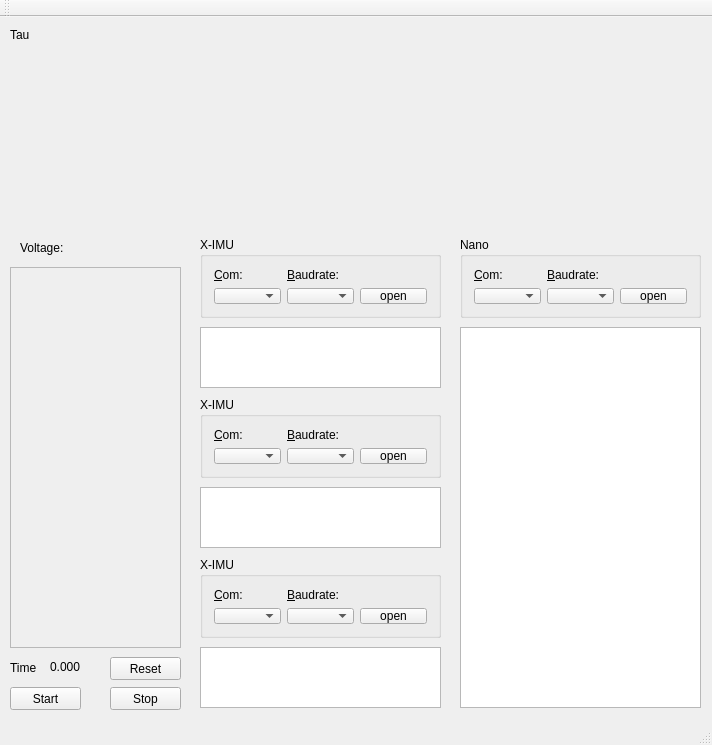
Qt form GUI/GUI.ui (cic12/exo_gui) before a commit.
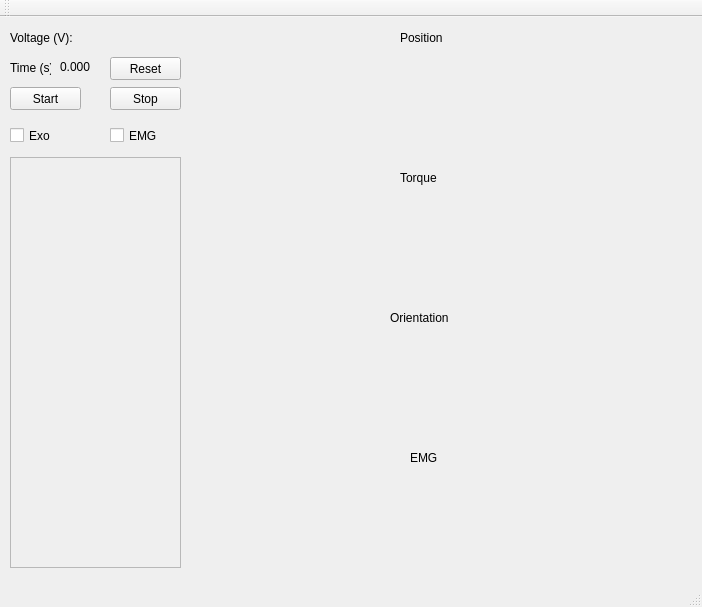
The same form after that commit. Custom widgets are drawn as their Qt base class.

```diff
--- a/GUI/GUI.ui
+++ b/GUI/GUI.ui
@@ -6,8 +6,8 @@
    <rect>
     <x>0</x>
     <y>0</y>
-    <width>712</width>
-    <height>745</height>
+    <width>702</width>
+    <height>607</height>
    </rect>
   </property>
   <property name="focusPolicy">
@@ -20,18 +20,31 @@
    <widget class="QCustomPlot" name="plot" native="true">
     <property name="geometry">
      <rect>
-      <x>10</x>
-      <y>30</y>
-      <width>691</width>
-      <height>181</height>
+      <x>190</x>
+      <y>10</y>
+      <width>501</width>
+      <height>121</height>
      </rect>
     </property>
+    <widget class="QLabel" name="label_21">
+     <property name="geometry">
+      <rect>
+       <x>210</x>
+       <y>0</y>
+       <width>61</width>
+       <height>21</height>
+      </rect>
+     </property>
+     <property name="text">
+      <string>Position</string>
+     </property>
+    </widget>
    </widget>
    <widget class="QPushButton" name="btn_start">
     <property name="geometry">
      <rect>
       <x>10</x>
-      <y>670</y>
+      <y>70</y>
       <width>71</width>
       <height>23</height>
      </rect>
@@ -44,7 +57,7 @@
     <property name="geometry">
      <rect>
       <x>110</x>
-      <y>670</y>
+      <y>70</y>
       <width>71</width>
       <height>23</height>
      </rect>
@@ -56,8 +69,8 @@
    <widget class="QLabel" name="label_3">
     <property name="geometry">
      <rect>
-      <x>50</x>
-      <y>640</y>
+      <x>60</x>
+      <y>40</y>
       <width>41</width>
       <height>20</height>
      </rect>
@@ -70,26 +83,13 @@
     <property name="geometry">
      <rect>
       <x>10</x>
-      <y>640</y>
+      <y>40</y>
       <width>41</width>
       <height>21</height>
      </rect>
     </property>
     <property name="text">
-     <string>Time</string>
-    </property>
-   </widget>
-   <widget class="QLabel" name="label_21">
-    <property name="geometry">
-     <rect>
-      <x>10</x>
-      <y>10</y>
-      <width>61</width>
-      <height>16</height>
-     </rect>
-    </property>
-    <property name="text">
-     <string>Tau</string>
+     <string>Time (s):</string>
     </property>
    </widget>
    <widget class="QPlainTextEdit" name="plainTextEdit">
@@ -99,9 +99,9 @@
     <property name="geometry">
      <rect>
       <x>10</x>
-      <y>250</y>
+      <y>140</y>
       <width>171</width>
-      <height>381</height>
+      <height>411</height>
      </rect>
     </property>
     <property name="readOnly">
@@ -115,7 +115,7 @@
     <property name="geometry">
      <rect>
       <x>110</x>
-      <y>640</y>
+      <y>40</y>
       <width>71</width>
       <height>23</height>
      </rect>
@@ -124,264 +124,124 @@
      <string>Reset</string>
     </property>
    </widget>
-   <widget class="QGroupBox" name="groupBoxBaudrates">
-    <property name="geometry">
-     <rect>
-      <x>200</x>
-      <y>220</y>
-      <width>241</width>
-      <height>81</height>
-     </rect>
-    </property>
-    <property name="title">
-     <string>X-IMU</string>
-    </property>
-    <layout class="QGridLayout" name="gridLayout">
-     <item row="0" column="0">
-      <widget class="QLabel" name="label">
-       <property name="text">
-        <string>&amp;Com:</string>
-       </property>
-       <property name="buddy">
-        <cstring>comboBoxPortNames</cstring>
-       </property>
-      </widget>
-     </item>
-     <item row="1" column="1">
-      <widget class="QComboBox" name="comboBoxBaudRates"/>
-     </item>
-     <item row="1" column="0">
-      <widget class="QComboBox" name="comboBoxPortNames"/>
-     </item>
-     <item row="0" column="1">
-      <widget class="QLabel" name="label_12">
-       <property name="text">
-        <string>&amp;Baudrate:</string>
-       </property>
-       <property name="buddy">
-        <cstring>comboBoxBaudRates</cstring>
-       </property>
-      </widget>
-     </item>
-     <item row="1" column="2">
-      <widget class="QPushButton" name="pushButtonOnOff">
-       <property name="text">
-        <string>open</string>
-       </property>
-       <property name="checkable">
-        <bool>false</bool>
-       </property>
-      </widget>
-     </item>
-    </layout>
-   </widget>
-   <widget class="QPlainTextEdit" name="textArea">
-    <property name="geometry">
-     <rect>
-      <x>200</x>
-      <y>310</y>
-      <width>241</width>
-      <height>61</height>
-     </rect>
-    </property>
-   </widget>
-   <widget class="QGroupBox" name="groupBoxBaudrates_2">
-    <property name="geometry">
-     <rect>
-      <x>460</x>
-      <y>220</y>
-      <width>241</width>
-      <height>81</height>
-     </rect>
-    </property>
-    <property name="title">
-     <string>Nano</string>
-    </property>
-    <layout class="QGridLayout" name="gridLayout_2">
-     <item row="1" column="2">
-      <widget class="QPushButton" name="pushButtonOnOff_2">
-       <property name="text">
-        <string>open</string>
-       </property>
-       <property name="checkable">
-        <bool>false</bool>
-       </property>
-      </widget>
-     </item>
-     <item row="0" column="0">
-      <widget class="QLabel" name="label_14">
-       <property name="text">
-        <string>&amp;Com:</string>
-       </property>
-       <property name="buddy">
-        <cstring>comboBoxPortNames</cstring>
-       </property>
-      </widget>
-     </item>
-     <item row="0" column="1">
-      <widget class="QLabel" name="label_13">
-       <property name="text">
-        <string>&amp;Baudrate:</string>
-       </property>
-       <property name="buddy">
-        <cstring>comboBoxBaudRates</cstring>
-       </property>
-      </widget>
-     </item>
-     <item row="1" column="1">
-      <widget class="QComboBox" name="comboBoxBaudRates_2"/>
-     </item>
-     <item row="1" column="0">
-      <widget class="QComboBox" name="comboBoxPortNames_2"/>
-     </item>
-    </layout>
-   </widget>
-   <widget class="QPlainTextEdit" name="textArea_2">
-    <property name="geometry">
-     <rect>
-      <x>460</x>
-      <y>310</y>
-      <width>241</width>
-      <height>381</height>
-     </rect>
-    </property>
-   </widget>
    <widget class="QLabel" name="label_voltage">
     <property name="geometry">
      <rect>
-      <x>20</x>
-      <y>220</y>
+      <x>10</x>
+      <y>10</y>
       <width>131</width>
       <height>21</height>
      </rect>
     </property>
     <property name="text">
-     <string>Voltage:</string>
+     <string>Voltage (V):</string>
     </property>
    </widget>
-   <widget class="QGroupBox" name="groupBoxBaudrates_3">
+   <widget class="QCustomPlot" name="plot_2" native="true">
     <property name="geometry">
      <rect>
-      <x>200</x>
-      <y>380</y>
-      <width>241</width>
-      <height>81</height>
+      <x>190</x>
+      <y>150</y>
+      <width>501</width>
+      <height>121</height>
      </rect>
     </property>
-    <property name="title">
-     <string>X-IMU</string>
+    <widget class="QLabel" name="label_22">
+     <property name="geometry">
+      <rect>
+       <x>210</x>
+       <y>0</y>
+       <width>61</width>
+       <height>21</height>
+      </rect>
+     </property>
+     <property name="text">
+      <string>Torque</string>
+     </property>
+    </widget>
+   </widget>
+   <widget class="QCustomPlot" name="plot_3" native="true">
+    <property name="geometry">
+     <rect>
+      <x>190</x>
+      <y>290</y>
+      <width>501</width>
+      <height>121</height>
+     </rect>
     </property>
-    <layout class="QGridLayout" name="gridLayout_3">
-     <item row="0" column="0">
-      <widget class="QLabel" name="label_2">
-       <property name="text">
-        <string>&amp;Com:</string>
-       </property>
-       <property name="buddy">
-        <cstring>comboBoxPortNames</cstring>
-       </property>
-      </widget>
-     </item>
-     <item row="1" column="1">
-      <widget class="QComboBox" name="comboBoxBaudRates_3"/>
-     </item>
-     <item row="1" column="0">
-      <widget class="QComboBox" name="comboBoxPortNames_3"/>
-     </item>
-     <item row="0" column="1">
-      <widget class="QLabel" name="label_15">
-       <property name="text">
-        <string>&amp;Baudrate:</string>
-       </property>
-       <property name="buddy">
-        <cstring>comboBoxBaudRates</cstring>
-       </property>
-      </widget>
-     </item>
-     <item row="1" column="2">
-      <widget class="QPushButton" name="pushButtonOnOff_3">
-       <property name="text">
-        <string>open</string>
-       </property>
-       <property name="checkable">
-        <bool>false</bool>
-       </property>
-      </widget>
-     </item>
-    </layout>
+    <widget class="QLabel" name="label_23">
+     <property name="geometry">
+      <rect>
+       <x>200</x>
+       <y>0</y>
+       <width>61</width>
+       <height>21</height>
+      </rect>
+     </property>
+     <property name="text">
+      <string>Orientation</string>
+     </property>
+    </widget>
    </widget>
-   <widget class="QPlainTextEdit" name="textArea_3">
+   <widget class="QCustomPlot" name="plot_4" native="true">
     <property name="geometry">
      <rect>
-      <x>200</x>
-      <y>470</y>
-      <width>241</width>
-      <height>61</height>
+      <x>190</x>
+      <y>430</y>
+      <width>501</width>
+      <height>121</height>
      </rect>
     </property>
+    <widget class="QLabel" name="label_24">
+     <property name="geometry">
+      <rect>
+       <x>220</x>
+       <y>0</y>
+       <width>61</width>
+       <height>21</height>
+      </rect>
+     </property>
+     <property name="text">
+      <string>EMG</string>
+     </property>
+    </widget>
    </widget>
-   <widget class="QGroupBox" name="groupBoxBaudrates_4">
+   <widget class="QCheckBox" name="checkBox">
     <property name="geometry">
      <rect>
-      <x>200</x>
-      <y>540</y>
-      <width>241</width>
-      <height>81</height>
+      <x>10</x>
+      <y>110</y>
+      <width>70</width>
+      <height>17</height>
      </rect>
     </property>
-    <property name="title">
-     <string>X-IMU</string>
+    <property name="text">
+     <string>Exo</string>
     </property>
-    <layout class="QGridLayout" name="gridLayout_4">
-     <item row="0" column="0">
-      <widget class="QLabel" name="label_5">
-       <property name="text">
-        <string>&amp;Com:</string>
-       </property>
-       <property name="buddy">
-        <cstring>comboBoxPortNames</cstring>
-       </property>
-      </widget>
-     </item>
-     <item row="1" column="1">
-      <widget class="QComboBox" name="comboBoxBaudRates_4"/>
-     </item>
-     <item row="1" column="0">
-      <widget class="QComboBox" name="comboBoxPortNames_4"/>
-     </item>
-     <item row="0" column="1">
-      <widget class="QLabel" name="label_16">
-       <property name="text">
-        <string>&amp;Baudrate:</string>
-       </property>
-       <property name="buddy">
-        <cstring>comboBoxBaudRates</cstring>
-       </property>
-      </widget>
-     </item>
-     <item row="1" column="2">
-      <widget class="QPushButton" name="pushButtonOnOff_4">
-       <property name="text">
-        <string>open</string>
-       </property>
-       <property name="checkable">
-        <bool>false</bool>
-       </property>
-      </widget>
-     </item>
-    </layout>
    </widget>
-   <widget class="QPlainTextEdit" name="textArea_4">
+   <widget class="QCheckBox" name="checkBox_2">
     <property name="geometry">
      <rect>
-      <x>200</x>
-      <y>630</y>
-      <width>241</width>
-      <height>61</height>
+      <x>110</x>
+      <y>110</y>
+      <width>70</width>
+      <height>17</height>
      </rect>
     </property>
+    <property name="text">
+     <string>EMG</string>
+    </property>
    </widget>
   </widget>
+  <widget class="QToolBar" name="mainToolBar">
+   <attribute name="toolBarArea">
+    <enum>TopToolBarArea</enum>
+   </attribute>
+   <attribute name="toolBarBreak">
+    <bool>false</bool>
+   </attribute>
+  </widget>
+  <widget class="QStatusBar" name="statusBar"/>
   <widget class="QMenuBar" name="menuBar">
    <property name="geometry">
     <rect>
@@ -392,15 +252,6 @@
     </rect>
    </property>
   </widget>
-  <widget class="QToolBar" name="mainToolBar">
-   <attribute name="toolBarArea">
-    <enum>TopToolBarArea</enum>
-   </attribute>
-   <attribute name="toolBarBreak">
-    <bool>false</bool>
-   </attribute>
-  </widget>
-  <widget class="QStatusBar" name="statusBar"/>
  </widget>
  <layoutdefault spacing="6" margin="11"/>
  <customwidgets>
```
Left out of the diff: 6 changed lines with no effect on the pictures.
